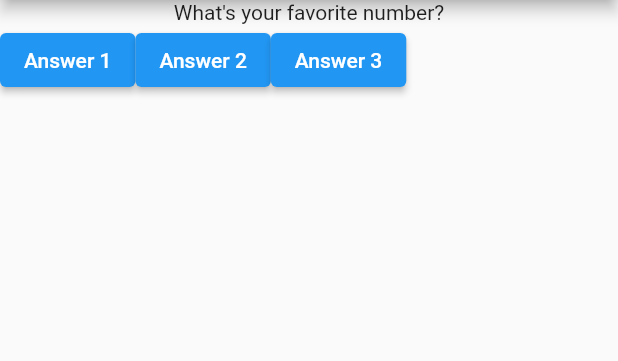
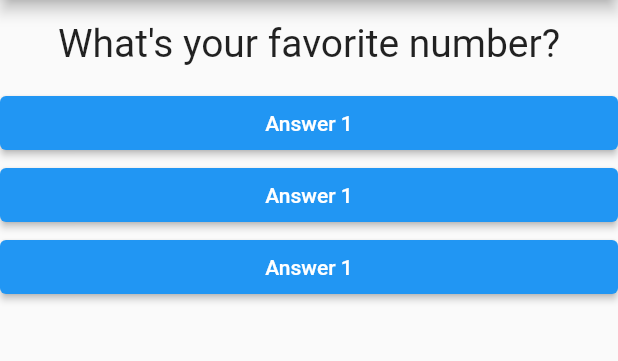
Before and after one commit to zephyrus21/quizz_app, a Flutter app: the screen it shows after launch, after a tap on "Answer 1", on a phone screen of 412 x 824 dp, the part 84-445 px from its top. Run offline on Flutter 3.47's test engine with Material 2 defaults, Android fonts, the phone set to English and light mode, and no system bars.

Commit message:
adding answer widgets

```diff
--- /dev/null
+++ b/lib/answer.dart
@@ -0,0 +1,21 @@
+import 'package:flutter/material.dart';
+
+class Answer extends StatelessWidget {
+  final Function() answerHandler;
+
+  Answer(this.answerHandler);
+
+  @override
+  Widget build(BuildContext context) {
+    return Container(
+      width: double.infinity,
+      child: ElevatedButton(
+        style: ButtonStyle(
+          backgroundColor: MaterialStateProperty.all(Colors.blue),
+        ),
+        onPressed: answerHandler,
+        child: Text("Answer 1"),
+      ),
+    );
+  }
+}
--- a/lib/main.dart
+++ b/lib/main.dart
@@ -1,4 +1,7 @@
 import 'package:flutter/material.dart';
+
+import './question.dart';
+import './answer.dart';
 
 void main() {
   runApp(MyApp());
@@ -10,21 +13,35 @@ class MyApp extends StatefulWidget {
 }
 
 class _MyAppState extends State<MyApp> {
-  var qIndex = 0;
+  var _qIndex = 0;
 
-  void answerQuestion() {
+  void _answerQuestion() {
     setState(() {
-      qIndex++;
-      print(qIndex);
+      _qIndex++;
     });
+    print(_qIndex);
   }
 
   @override
   Widget build(BuildContext context) {
-    var questions = [
+    var _questions = [
       "What's your favorite color?",
       "What's your favorite number?"
     ];
+    //    var _questions = [
+    //   {
+    //     'questionText': 'What\'s your favorite color?',
+    //     'answers': ['Black', 'Red', 'Green', 'White'],
+    //   },
+    //   {
+    //     'questionText': 'What\'s your favorite animal?',
+    //     'answers': ['Rabbit', 'Snake', 'Elephant', 'Lion'],
+    //   },
+    //   {
+    //     'questionText': 'Who\'s your favorite instructor?',
+    //     'answers': ['Max', 'Max', 'Max', 'Max'],
+    //   },
+    // ];
     return MaterialApp(
       home: Scaffold(
         appBar: AppBar(
@@ -32,17 +49,12 @@ class _MyAppState extends State<MyApp> {
         ),
         body: Column(
           children: [
-            Text(questions[qIndex]),
-            Row(
-              children: [
-                ElevatedButton(
-                    onPressed: answerQuestion, child: Text("Answer 1")),
-                ElevatedButton(
-                    onPressed: answerQuestion, child: Text("Answer 2")),
-                ElevatedButton(
-                    onPressed: answerQuestion, child: Text("Answer 3")),
-              ],
-            )
+            Question(
+              _questions[_qIndex],
+            ),
+            Answer(_answerQuestion),
+            Answer(_answerQuestion),
+            Answer(_answerQuestion),
           ],
         ),
       ),
--- /dev/null
+++ b/lib/question.dart
@@ -0,0 +1,20 @@
+import 'package:flutter/material.dart';
+
+class Question extends StatelessWidget {
+  final String questionText;
+
+  Question(this.questionText);
+
+  @override
+  Widget build(BuildContext context) {
+    return Container(
+      width: double.infinity,
+      margin: EdgeInsets.all(14),
+      child: Text(
+        questionText,
+        style: TextStyle(fontSize: 26),
+        textAlign: TextAlign.center,
+      ),
+    );
+  }
+}
```
